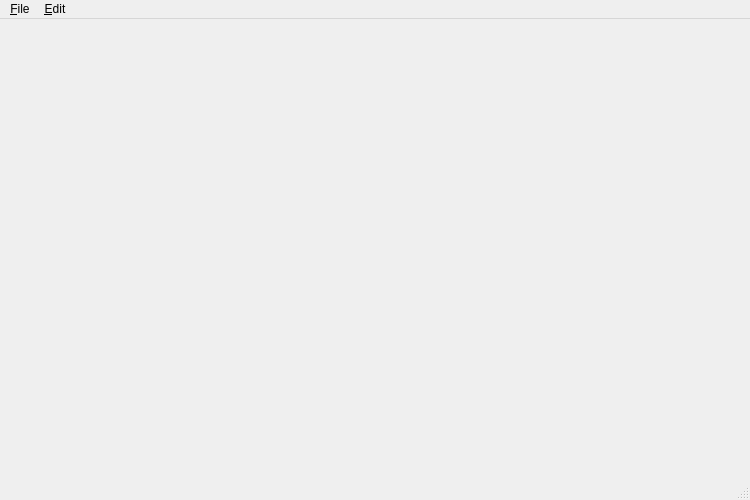
RomkoSI/lsculpt, file trunk/lsculptmainwin.ui: the form before one commit.
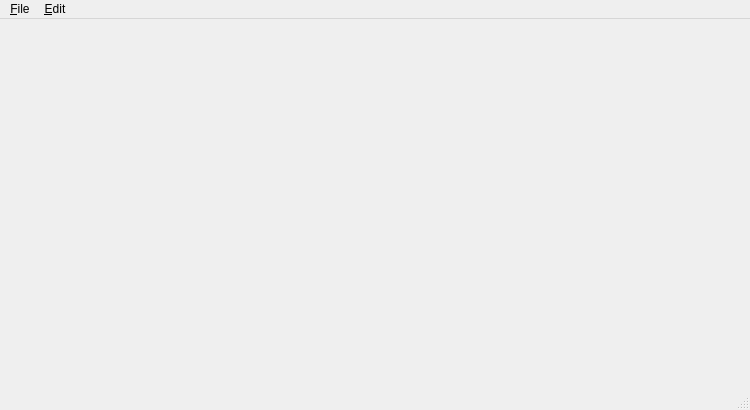
The form after the commit.

Commit message: Fix STL import.  Silly pass-by-value bug.  Also resize mainwin to accommodate missing advanced UI widgets.

```diff
--- a/trunk/lsculptmainwin.ui
+++ b/trunk/lsculptmainwin.ui
@@ -7,7 +7,7 @@
     <x>0</x>
     <y>0</y>
     <width>750</width>
-    <height>500</height>
+    <height>410</height>
    </rect>
   </property>
   <property name="windowTitle">
```
The commit also changes 3 other files.
